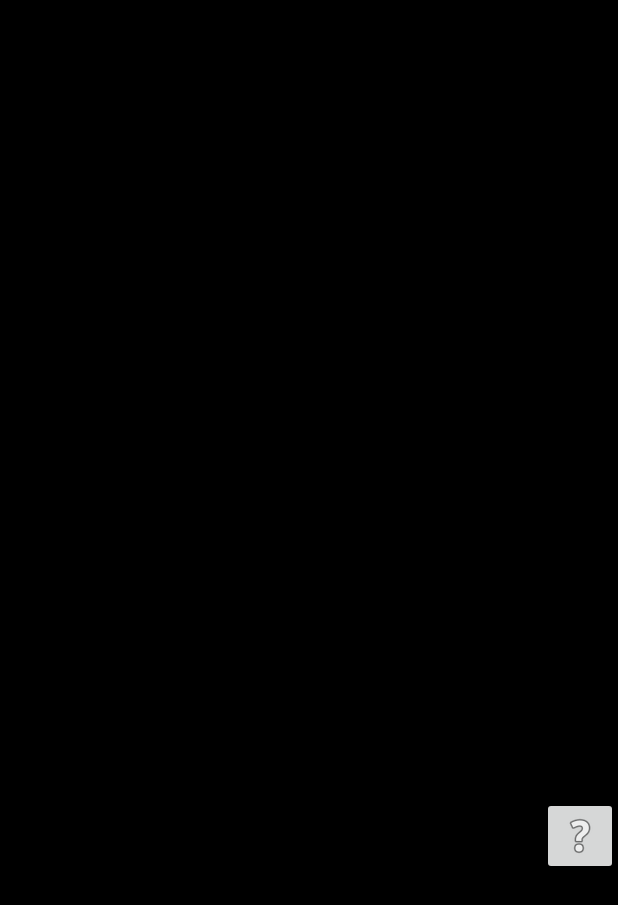
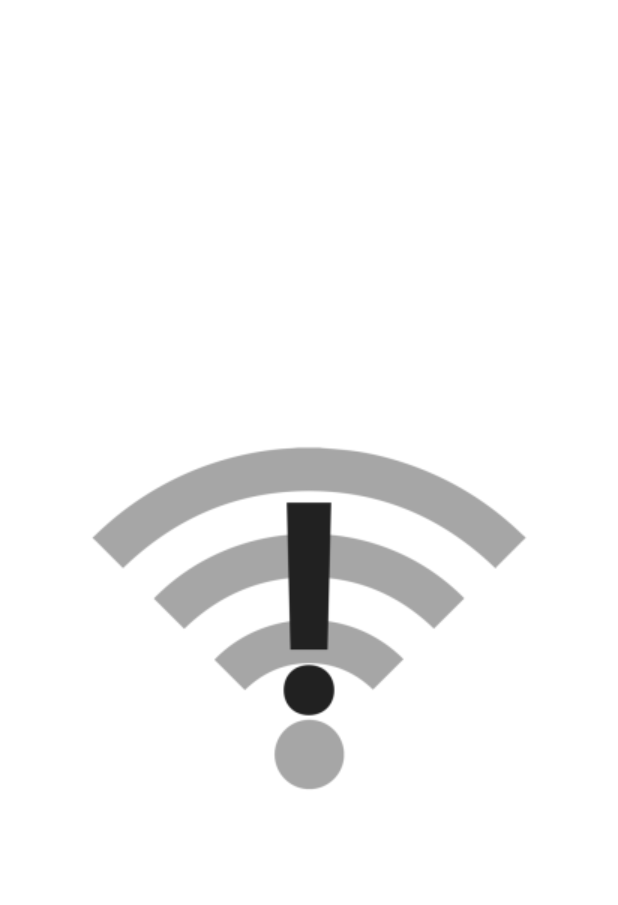
Before and after one commit to azwraithnp/TBC_APP_last, an Android app: the layout nointernet_activity.xml on its own in the app's theme, with its tools: preview values and no code run, on a phone screen of 412 x 824 dp. Shown: the top 905 px of the screen. Run offline under Robolectric (Android 15) with nearby library versions, the phone set to English and light mode, and no system bars.

Commit message:
shows image when internet is not connected

```diff
--- a/app/build.gradle
+++ b/app/build.gradle
@@ -34,6 +34,8 @@ android {
 dependencies {
     compile fileTree(dir: 'libs', include: ['*.jar'])
 
+    compile 'com.android.support:support-v4:24.2.1'
+    //compile 'com.github.CPPAlien:ChatKeyboard:1.0.1'
     compile 'com.android.support:appcompat-v7:24.2.1'
     compile 'com.roughike:bottom-bar:1.3.5'
     compile 'com.android.support:cardview-v7:24.2.1'
@@ -41,12 +43,10 @@ dependencies {
     compile 'com.android.support:recyclerview-v7:24.2.1'
     compile 'com.github.npanigrahy:Custom-Calendar-View:v1.0'
     compile 'com.squareup.picasso:picasso:2.5.2'
-    compile 'com.google.firebase:firebase-storage:10.0.1'
+    compile 'com.google.firebase:firebase-storage:10.2.0'
     compile 'com.android.support:support-v4:24.2.1'
+    compile 'com.android.support:design:24.2.1'
     testCompile 'junit:junit:4.12'
-    compile 'com.android.support:support-v4:24.2.1'
-    //compile 'com.github.CPPAlien:ChatKeyboard:1.0.1'
-    compile 'com.android.support:design:24.2.1'
 }
 
 //apply plugin: 'com.google.gms.google-services'
--- a/app/src/main/java/com/example/b50i7d/tbcapp/SettingActivity.java
+++ b/app/src/main/java/com/example/b50i7d/tbcapp/SettingActivity.java
@@ -27,7 +27,7 @@ public class SettingActivity extends Fragment {
         View v;
         String url = "https://tbcapp.wordpress.com/";
         if (!isConnected(getContext())){
-            buildDialog(getActivity()).show();
+            //buildDialog(getActivity()).show();
              v= inflater.inflate(R.layout.nointernet_activity, container, false);
         }
         else {
--- a/app/src/main/res/layout/activity_main.xml
+++ b/app/src/main/res/layout/activity_main.xml
@@ -33,8 +33,8 @@
 
     </android.support.v7.widget.Toolbar>
     <FrameLayout
-        android:layout_width="wrap_content"
-        android:layout_height="wrap_content"
+        android:layout_width="match_parent"
+        android:layout_height="match_parent"
         android:id="@+id/frame" />
 </FrameLayout>
 
--- a/app/src/main/res/layout/nointernet_activity.xml
+++ b/app/src/main/res/layout/nointernet_activity.xml
@@ -1,32 +1,19 @@
 <?xml version="1.0" encoding="utf-8"?>
 <RelativeLayout xmlns:android="http://schemas.android.com/apk/res/android"
     android:orientation="vertical" android:layout_width="match_parent"
-    android:layout_height="match_parent"
-    android:background="#000"
-    >
+    android:background="#fff"
+    android:layout_height="match_parent">
+    <android.support.v7.widget.Toolbar
+        android:layout_width="match_parent"
+        android:layout_height="wrap_content"
+        android:id="@+id/topPanel"
+        >
+    </android.support.v7.widget.Toolbar>
 
-
-    <TextView
+    <ImageView
         android:layout_width="wrap_content"
         android:layout_height="wrap_content"
-        android:text="no internet"
-        android:textSize="20sp"
-        android:layout_centerHorizontal="true"
-        android:layout_above="@+id/as"
-        android:layout_marginBottom="100dp"
-        android:layout_marginRight="33dp"
-        android:layout_marginEnd="33dp"
-        android:id="@+id/textView" />
-
-    <ImageButton
-        android:layout_width="wrap_content"
-        android:layout_height="wrap_content"
-        android:src="@android:drawable/ic_menu_help"
-        android:id="@+id/as"
-        android:layout_alignParentTop="true"
-        android:layout_toRightOf="@+id/textView"
-        android:layout_toEndOf="@+id/textView"
-        android:layout_marginLeft="74dp"
-        android:layout_marginStart="74dp"
-        android:layout_marginTop="531dp" />
+        android:src="@drawable/nointernet"
+        android:layout_centerVertical="true"
+        android:layout_centerHorizontal="true" />
 </RelativeLayout>
--- a/build.gradle
+++ b/build.gradle
@@ -3,10 +3,11 @@
 buildscript {
     repositories {
         jcenter()
-        maven { url "https://jitpack.io" }
     }
     dependencies {
         classpath 'com.android.tools.build:gradle:2.2.3'
+        //compile 'com.github.CPPAlien:ChatKeyboard:1.0.1'
+
         //classpath 'com.google.gms:google-services:3.0.0'
         // NOTE: Do not place your application dependencies here; they belong
         // in the individual module build.gradle files
```
Also changed, not shown: app/src/main/res/drawable/nointernet.png (added).
